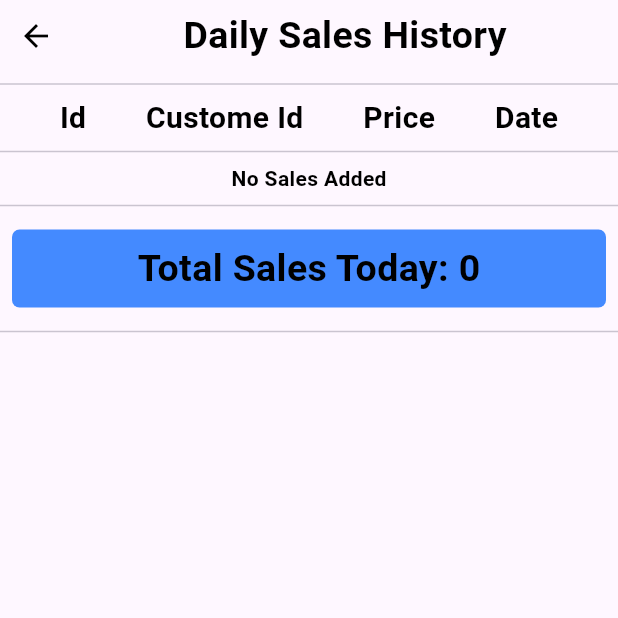
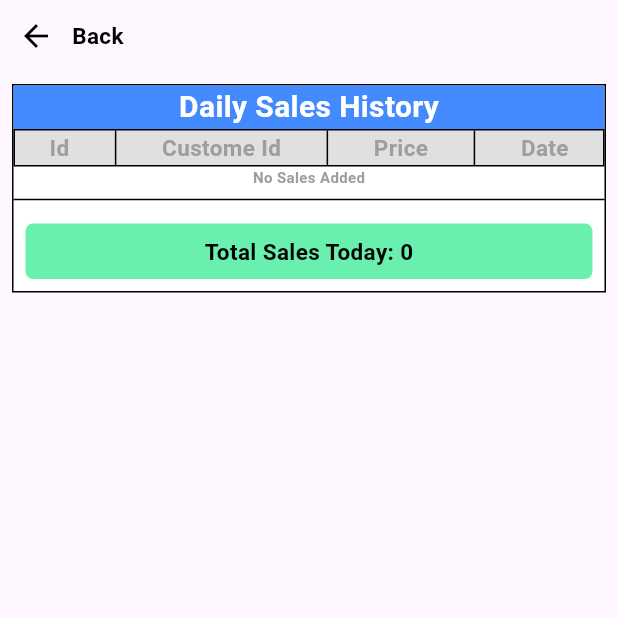
Before and after one commit to abdulsamad010/retailcore_pos_flutter, a Flutter app: the screen it shows after launch, after a tap on "Recent Transactions", on a phone screen of 412 x 824 dp, the top half of it. Run offline on Flutter 3.47's test engine with Material 3 defaults, Android fonts, the phone set to English and light mode, and no system bars; our stand-ins replace get, sqflite; accounts and stored records are empty.

Commit message:
updated Daily sales report screen

```diff
--- a/lib/features/daily_sales_report/daily_sales_report_screen.dart
+++ b/lib/features/daily_sales_report/daily_sales_report_screen.dart
@@ -19,30 +19,46 @@ class DailySalesReportScreen extends StatelessWidget {
       body: SafeArea(
         child: Column(
           mainAxisAlignment: MainAxisAlignment.start,
+          crossAxisAlignment: CrossAxisAlignment.start,
           children: [
 
             Row(
-              mainAxisAlignment: MainAxisAlignment.start,
               children: [
                 IconButton(onPressed: (){Navigator.pop(context);}, icon: Icon(Icons.arrow_back,color: Colors.black,)),
-                Expanded(child: Center(child: Text("Daily Sales History",style: TextStyle(fontSize: 25,fontWeight: FontWeight.bold,color: Colors.black,)))),
+                Text("Back",style: TextStyle(fontSize: 15,fontWeight: FontWeight.bold,color: Colors.black,)),
               ],
             ),
-            Divider(),
+
+            Container(
+              margin: EdgeInsets.all(8),
+            decoration: BoxDecoration(color: Colors.white,border: Border.all(color: Colors.black)),
+                child:Column(
+                mainAxisSize: MainAxisSize.min,
+                children: [
+            Container(color: Colors.blueAccent,child: Center(child: Text("Daily Sales History",style: TextStyle(fontSize: 20,fontWeight: FontWeight.bold,color: Colors.white,)))),
 
             Flexible(
-              child: Row(
-                mainAxisAlignment: MainAxisAlignment.spaceEvenly,
-                children: [
-                  Text("Id",style: TextStyle(fontSize: 20,fontWeight: FontWeight.bold,color: Colors.black,)),
-                  Text("Custome Id",style: TextStyle(fontSize: 20,fontWeight: FontWeight.bold,color: Colors.black,)),
-                  Text("Price",style: TextStyle(fontSize: 20,fontWeight: FontWeight.bold,color: Colors.black,)),
-                  Text("Date",style: TextStyle(fontSize: 20,fontWeight: FontWeight.bold,color: Colors.black,)),
-                ],
+              child: Container(
+                height: 25,
+                decoration: BoxDecoration(
+                  border: Border.all(),
+                color: Colors.black12,
+    ),
+                child: Row(
+                  mainAxisAlignment: MainAxisAlignment.spaceEvenly,
+                  children: [
+                    Text("Id",style: TextStyle(fontSize: 15,fontWeight: FontWeight.bold,color: Colors.grey,)),
+                    VerticalDivider(color: Colors.black,thickness: 1,),
+                    Text("Custome Id",style: TextStyle(fontSize: 15,fontWeight: FontWeight.bold,color: Colors.grey,)),
+                    VerticalDivider(color: Colors.black,thickness: 1,),
+                    Text("Price",style: TextStyle(fontSize: 15,fontWeight: FontWeight.bold,color: Colors.grey,)),
+                    VerticalDivider(color: Colors.black,thickness: 1,),
+                    Text("Date",style: TextStyle(fontSize: 15,fontWeight: FontWeight.bold,color: Colors.grey,)),
+                  ],
+                ),
               ),
             ),
 
-            Divider(),
 
             Obx(()=> pC.sales.isNotEmpty ? Expanded(
               child: ListView.builder(itemCount: pC.sales.length,itemBuilder:(context,index){
@@ -67,12 +83,11 @@ class DailySalesReportScreen extends StatelessWidget {
                 );
               }),
             )
-                : Text("No Sales Added",style: TextStyle(fontWeight: FontWeight.bold,color: Colors.black,))),
+                : Center(child: Text("No Sales Added",style: TextStyle(fontWeight: FontWeight.bold,color: Colors.grey,fontSize: 10)))),
 
-            Divider(),
-            Container(decoration: BoxDecoration(color: Colors.blueAccent,borderRadius: BorderRadius.circular(5)),width: double.infinity,padding: EdgeInsets.all(8),margin: EdgeInsets.all(8),child: Center(child:  Obx(()=>Text("Total Sales Today: ${pC.total}",style: TextStyle(fontSize: 25,fontWeight: FontWeight.bold,color: Colors.black,))))),
-            Divider(),
-
+            Divider(color: Colors.black,),
+            Container(decoration: BoxDecoration(color: Colors.greenAccent,borderRadius: BorderRadius.circular(5)),width: double.infinity,padding: EdgeInsets.all(8),margin: EdgeInsets.all(8),child: Center(child:  Obx(()=>Text("Total Sales Today: ${pC.total}",style: TextStyle(fontSize: 15,fontWeight: FontWeight.bold,color: Colors.black,))))),
+    ]))
           ],
         ),
       ),
--- a/lib/features/home/home_screen.dart
+++ b/lib/features/home/home_screen.dart
@@ -86,19 +86,11 @@ class _HomeScreenState extends State<HomeScreen> {
               child: Column(
                 crossAxisAlignment: CrossAxisAlignment.start,
                 children: [
-                  Row(
-                    mainAxisAlignment: MainAxisAlignment.center,
-                    children: [
                       Center(
                         child: Text("Manage your business smarter, faster, and effortlessly",style: TextStyle(
                           color: Colors.white,fontWeight: FontWeight.bold,fontSize: 15
                         ),),
                       ),
-
-                      Icon(Icons.shopify_rounded,color: Colors.white,)
-
-                    ],
-                  ),
 
 
                     Row(
```
Also changed, not shown: lib/features/add_product/add_product_screen.dart (+27 -11 lines).
